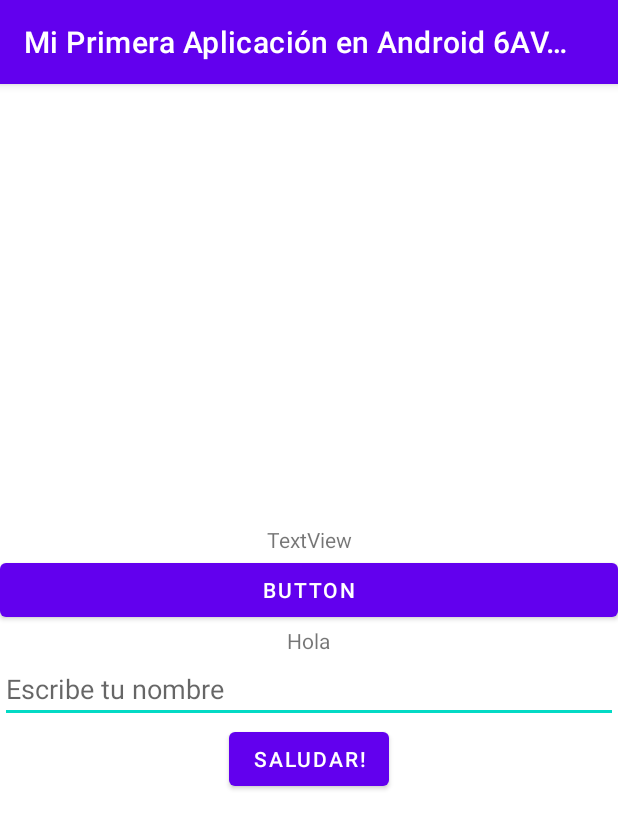
After one commit to dgeti-cetis108/cetis108-6avpr-fj2021-semana-02-bidkar, an Android app: the HelloActivity screen opened directly, with no data from a screen before it, on a phone screen of 412 x 824 dp. The commit adds this screen. Shown: the top 829 px of the screen. Run offline under Robolectric (Android 15) with nearby library versions, the phone set to English and light mode, and no system bars.

Commit message:
Fundamentos de la UI
UI Design.

```diff
--- a/app/src/main/AndroidManifest.xml
+++ b/app/src/main/AndroidManifest.xml
@@ -9,6 +9,7 @@
         android:roundIcon="@mipmap/ic_launcher_round"
         android:supportsRtl="true"
         android:theme="@style/Theme.MyFirstAndroidApplication6AVPR">
+        <activity android:name=".HelloActivity"></activity>
         <activity android:name=".MainActivity">
             <intent-filter>
                 <action android:name="android.intent.action.MAIN" />
--- /dev/null
+++ b/app/src/main/java/com/cetis108/myfirstandroidapplication6avpr/HelloActivity.kt
@@ -0,0 +1,13 @@
+package com.cetis108.myfirstandroidapplication6avpr
+
+import androidx.appcompat.app.AppCompatActivity
+import android.os.Bundle
+
+class HelloActivity : AppCompatActivity() {
+    override fun onCreate(savedInstanceState: Bundle?) {
+        super.onCreate(savedInstanceState)
+        setContentView(R.layout.activity_hello)
+
+        // R.id.btHelloSaludar
+    }
+}
--- /dev/null
+++ b/app/src/main/res/layout/activity_hello.xml
@@ -0,0 +1,47 @@
+<?xml version="1.0" encoding="utf-8"?>
+<androidx.constraintlayout.widget.ConstraintLayout xmlns:android="http://schemas.android.com/apk/res/android"
+    xmlns:app="http://schemas.android.com/apk/res-auto"
+    xmlns:tools="http://schemas.android.com/tools"
+    android:layout_width="match_parent"
+    android:layout_height="match_parent"
+    tools:context=".HelloActivity">
+
+    <LinearLayout
+        android:layout_width="match_parent"
+        android:layout_height="match_parent"
+        android:orientation="vertical"
+        android:gravity="center"
+        tools:layout_editor_absoluteX="137dp"
+        tools:layout_editor_absoluteY="91dp">
+
+        <TextView
+            android:id="@+id/textView"
+            android:layout_width="match_parent"
+            android:layout_height="wrap_content"
+            android:textAlignment="center"
+            android:text="TextView" />
+
+        <Button
+            android:id="@+id/button"
+            android:layout_width="match_parent"
+            android:layout_height="wrap_content"
+            android:text="Button" />
+
+        <TextView
+            android:layout_width="wrap_content"
+            android:layout_height="wrap_content"
+            android:text="Hola" />
+
+        <EditText
+            android:id="@+id/etHelloNombre"
+            android:layout_width="match_parent"
+            android:layout_height="wrap_content"
+            android:hint="Escribe tu nombre" />
+
+        <Button
+            android:id="@+id/btHelloSaludar"
+            android:layout_width="wrap_content"
+            android:layout_height="wrap_content"
+            android:text="Saludar!" />
+    </LinearLayout>
+</androidx.constraintlayout.widget.ConstraintLayout>
--- a/app/src/main/res/values/colors.xml
+++ b/app/src/main/res/values/colors.xml
@@ -7,4 +7,5 @@
     <color name="teal_700">#FF018786</color>
     <color name="black">#FF000000</color>
     <color name="white">#FFFFFFFF</color>
+    <color name="red">#F44336</color>
 </resources>
--- a/app/src/main/res/values/strings.xml
+++ b/app/src/main/res/values/strings.xml
@@ -1,4 +1,4 @@
 <resources>
     <string name="app_name">Mi Primera Aplicación en Android 6AVPR</string>
-    <string name="saludo">Hola Mundo de Android!</string>
+    <string name="saludo">Hola Mundo de Android corriendo en Calidad-Precio Note 8!</string>
 </resources>
```
